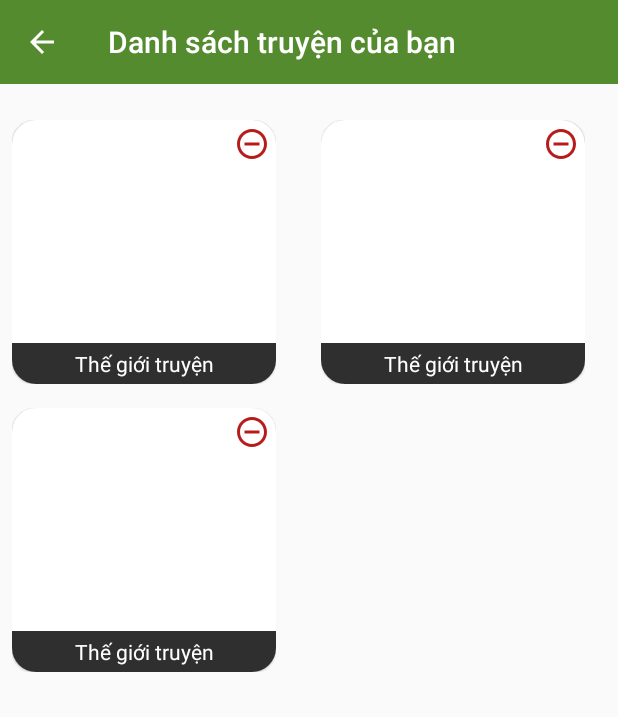
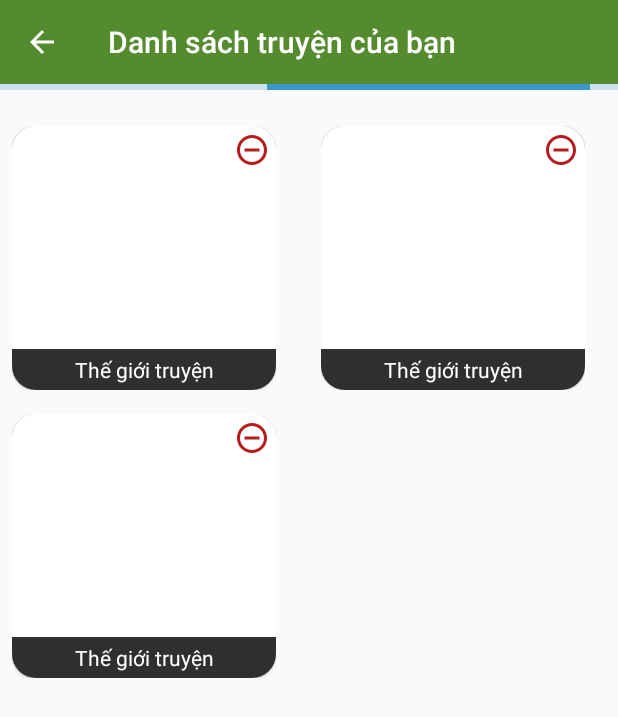
Before and after one commit to LibraTrungKien/ReadingBook, an Android app: the layout fragment_manager_story.xml on its own in the app's theme, with its tools: preview values and no code run, on a phone screen of 412 x 824 dp. Shown: the top 717 px of the screen. Run offline under Robolectric (Android 15) with nearby library versions, the phone set to English and light mode, and no system bars; plain views replace EpoxyRecyclerView.

Commit message:
story: test

```diff
--- a/app/src/main/res/layout/fragment_manager_story.xml
+++ b/app/src/main/res/layout/fragment_manager_story.xml
@@ -15,6 +15,13 @@
         app:title="@string/manage_your_story"
         app:titleTextColor="@color/white" />
 
+    <com.google.android.material.progressindicator.LinearProgressIndicator
+        android:id="@+id/prgIndicator"
+        android:layout_width="match_parent"
+        android:layout_height="1dp"
+        android:indeterminate="true"
+        app:indicatorColor="#C81584C0" />
+
     <com.airbnb.epoxy.EpoxyRecyclerView
         android:id="@+id/lstStory"
         android:layout_width="match_parent"
```
Also changed, not shown: app/src/main/java/com/example/reading/presentation/view/fragment/ManagerStoryFragment.kt (+23 -4 lines).
